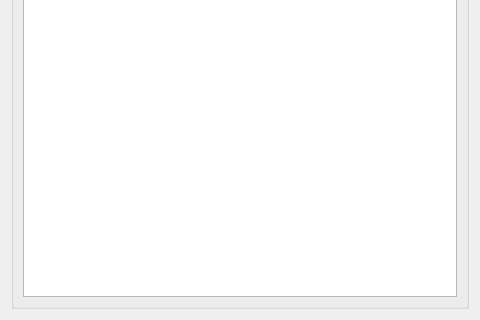
Above: GUI/SideWidgetComponents/ManagePostures.ui from istee/cor3d before the change; both pictures show x 0 to 480 and y 320 to 640 of the 480 by 640 pixel window. Below: the same form after it.
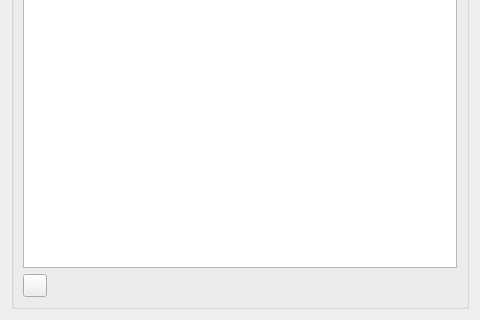
That is the form after the change. Custom widgets are drawn as their Qt base class.

Commit message: SideWidgetGroupBox's  TreeWidgetExtension header bug fixed. Other fixes, some functionality to PostureEditorTab. Stable version

Patch:
```diff
--- a/GUI/SideWidgetComponents/ManagePostures.ui
+++ b/GUI/SideWidgetComponents/ManagePostures.ui
@@ -32,6 +32,20 @@
         </column>
        </widget>
       </item>
+      <item>
+       <layout class="QHBoxLayout" name="horizontalLayout">
+        <item>
+         <widget class="ToolButtonExtension" name="toolButtonAdd">
+          <property name="text">
+           <string/>
+          </property>
+         </widget>
+        </item>
+        <item>
+         <widget class="NameLineEdit" name="widget" native="true"/>
+        </item>
+       </layout>
+      </item>
      </layout>
     </widget>
    </item>
@@ -44,11 +58,22 @@
    <header>GUI/SideWidgetComponents/SideWidgetGroupBox.h</header>
    <container>1</container>
   </customwidget>
+  <customwidget>
+   <class>NameLineEdit</class>
+   <extends>QWidget</extends>
+   <header location="global">GUI/BasicWidgets/NameLineEdit.h</header>
+   <container>1</container>
+  </customwidget>
   <customwidget>
    <class>TreeWidgetExtension</class>
    <extends>QTreeWidget</extends>
    <header>GUI/WidgetExtensions/TreeWidgetExtension.h</header>
   </customwidget>
+  <customwidget>
+   <class>ToolButtonExtension</class>
+   <extends>QToolButton</extends>
+   <header>GUI/WidgetExtensions/ToolButtonExtension.h</header>
+  </customwidget>
  </customwidgets>
  <resources/>
  <connections/>
```
The commit also changes 19 other files.
